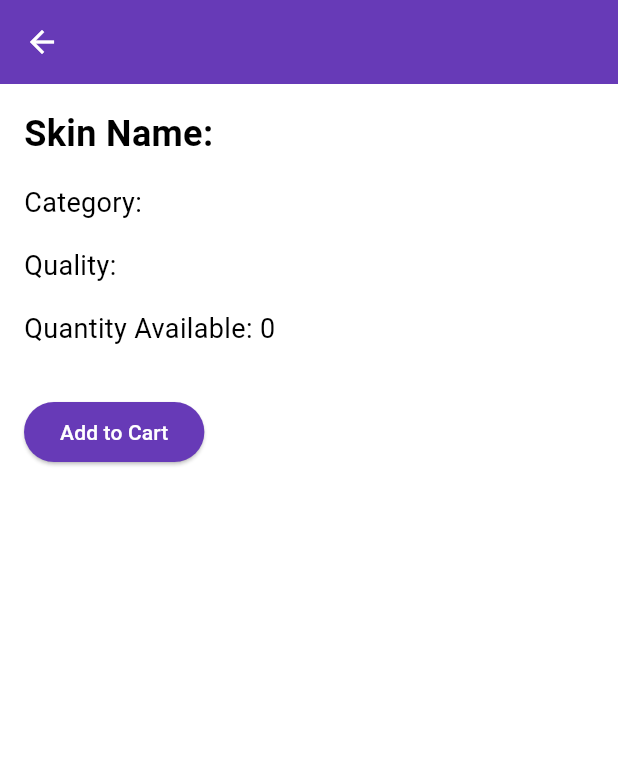
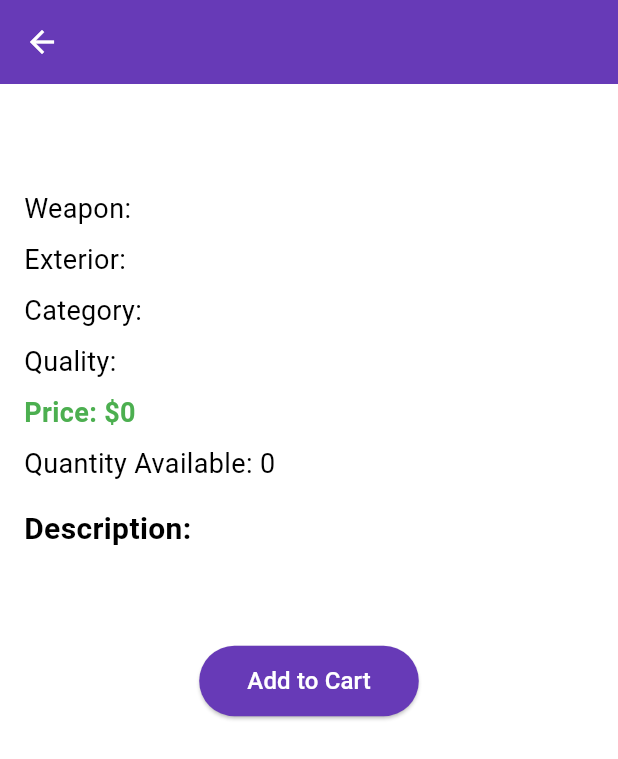
Before and after one commit to Cyades/skin-vault-mobile, a Flutter app: the SkinDetailPage screen opened directly with empty values, on a phone screen of 412 x 824 dp. Shown: the top 759 px of the screen. Run offline on Flutter 3.47's test engine with Material 3 defaults, Android fonts, the phone set to English and light mode, and no system bars; missing offline and left inert: pbp_django_auth.

Commit message:
[TI9 Assignment Finished]

```diff
--- a/lib/main.dart
+++ b/lib/main.dart
@@ -19,7 +19,7 @@ class MyApp extends StatelessWidget {
         return request;
       },
       child: MaterialApp(
-        title: 'Mental Health Tracker',
+        title: 'Skin Vault',
         theme: ThemeData(
           useMaterial3: true,
           colorScheme: ColorScheme.fromSwatch(
--- a/lib/screens/skin_detail_page.dart
+++ b/lib/screens/skin_detail_page.dart
@@ -20,47 +20,110 @@ class SkinDetailPage extends StatelessWidget {
         backgroundColor: Theme.of(context).colorScheme.primary,
         iconTheme: const IconThemeData(color: Colors.white),
       ),
-      body: Padding(
+      body: SingleChildScrollView(
         padding: const EdgeInsets.all(16.0),
         child: Column(
           crossAxisAlignment: CrossAxisAlignment.start,
           children: [
+            // Skin Name
             Text(
-              "Skin Name: ${skinEntry.fields.name}",
+              skinEntry.fields.name,
               style: const TextStyle(
-                fontSize: 24.0,
+                fontSize: 26.0,
                 fontWeight: FontWeight.bold,
               ),
             ),
             const SizedBox(height: 16),
+
+            // Weapon
+            Text(
+              "Weapon: ${skinEntry.fields.weapon}",
+              style: const TextStyle(fontSize: 18.0),
+            ),
+            const SizedBox(height: 8),
+
+            // Exterior
+            Text(
+              "Exterior: ${skinEntry.fields.exterior}",
+              style: const TextStyle(fontSize: 18.0),
+            ),
+            const SizedBox(height: 8),
+
+            // Category
             Text(
               "Category: ${skinEntry.fields.category}",
               style: const TextStyle(fontSize: 18.0),
             ),
-            const SizedBox(height: 16),
+            const SizedBox(height: 8),
+
+            // Quality
             Text(
               "Quality: ${skinEntry.fields.quality}",
               style: const TextStyle(fontSize: 18.0),
             ),
-            const SizedBox(height: 16),
+            const SizedBox(height: 8),
+
+            // Price
+            Text(
+              "Price: \$${skinEntry.fields.price}",
+              style: const TextStyle(
+                fontSize: 18.0,
+                color: Colors.green,
+                fontWeight: FontWeight.bold,
+              ),
+            ),
+            const SizedBox(height: 8),
+
+            // Quantity Available
             Text(
               "Quantity Available: ${skinEntry.fields.quantity}",
               style: const TextStyle(fontSize: 18.0),
             ),
+            const SizedBox(height: 16),
+
+            // Description
+            Text(
+              "Description:",
+              style: const TextStyle(
+                fontSize: 20.0,
+                fontWeight: FontWeight.bold,
+              ),
+            ),
+            const SizedBox(height: 8),
+            Text(
+              skinEntry.fields.description,
+              style: const TextStyle(fontSize: 16.0),
+            ),
             const SizedBox(height: 32),
-            ElevatedButton(
+
+            // Add to Cart Button
+            Center(
+              child: ElevatedButton(
                 onPressed: () {
-                // Logika tambahan dapat ditambahkan di sini
                   ScaffoldMessenger.of(context).showSnackBar(
-                  const SnackBar(content: Text('Action coming soon!')),
+                    SnackBar(
+                      content: Text(
+                        "${skinEntry.fields.name} has been added to the cart!",
+                        style: const TextStyle(color: Colors.white),
+                      ),
+                      backgroundColor: Theme.of(context).colorScheme.primary,
+                    ),
                   );
                 },
                 style: ElevatedButton.styleFrom(
                   backgroundColor: Theme.of(context).colorScheme.primary,
+                  padding: const EdgeInsets.symmetric(
+                    horizontal: 32,
+                    vertical: 12,
+                  ),
                 ),
                 child: const Text(
                   "Add to Cart",
-                style: TextStyle(color: Colors.white),
+                  style: TextStyle(
+                    color: Colors.white,
+                    fontSize: 16.0,
+                  ),
+                ),
               ),
             ),
           ],
```
Also changed, not shown: lib/screens/list_skinentry.dart (+37 -27 lines). Lines whose indentation alone changed are shown as unchanged.
